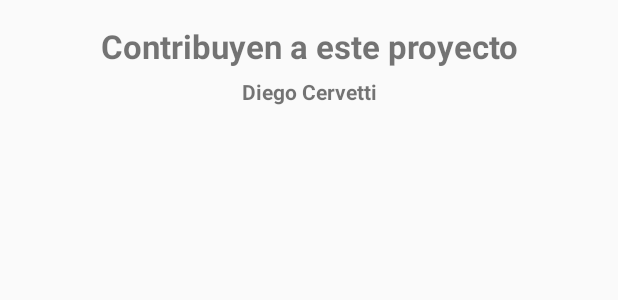
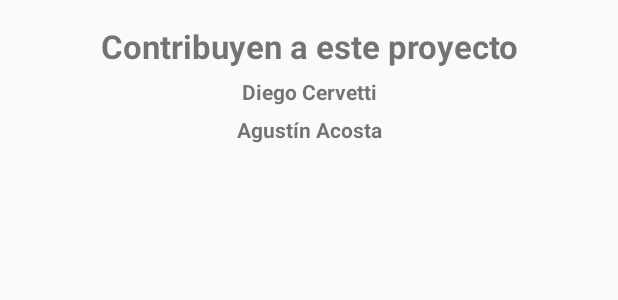
Before and after one commit to diegocervetti/Edu-T, an Android app: the layout layout_contributors.xml on its own in the app's theme, with its tools: preview values and no code run, on a phone screen of 412 x 824 dp. Shown: the top 300 px of the screen. Run offline under Robolectric (Android 15) with nearby library versions, the phone set to English and light mode, and no system bars.

Commit message:
Merge remote-tracking branch 'origin/master'

```diff
--- a/app/src/main/res/layout/layout_contributors.xml
+++ b/app/src/main/res/layout/layout_contributors.xml
@@ -21,4 +21,12 @@
         android:textAlignment="center"
         android:layout_marginTop="6dp"/>
 
+    <TextView
+        android:layout_width="match_parent"
+        android:layout_height="wrap_content"
+        android:text="@string/acostaagustin"
+        android:textStyle="bold"
+        android:textSize="14sp"
+        android:textAlignment="center"
+        android:layout_marginTop="6dp"/>
 </LinearLayout>
--- a/app/src/main/res/values/strings.xml
+++ b/app/src/main/res/values/strings.xml
@@ -2,4 +2,5 @@
     <string name="app_name">Edu-T</string>
     <string name="contributors">Contribuyen a este proyecto</string>
     <string name="profe">Diego Cervetti</string>
+    <string name="acostaagustin">Agustín Acosta</string>
 </resources>
--- a/build.gradle
+++ b/build.gradle
@@ -5,7 +5,7 @@ buildscript {
         jcenter()
     }
     dependencies {
-        classpath 'com.android.tools.build:gradle:2.3.1'
+        classpath 'com.android.tools.build:gradle:2.3.2'
 
         // NOTE: Do not place your application dependencies here; they belong
         // in the individual module build.gradle files
```
